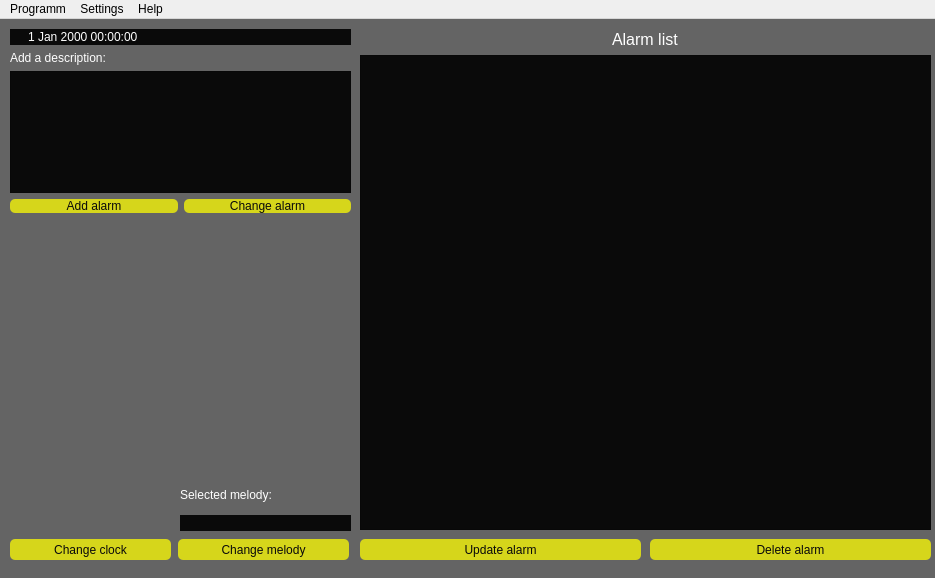
First picture: the form in components/dark_theme/main_design.ui, repository DARK-LORD-linux/Qt_Alarm_Clock_project, before the edit.
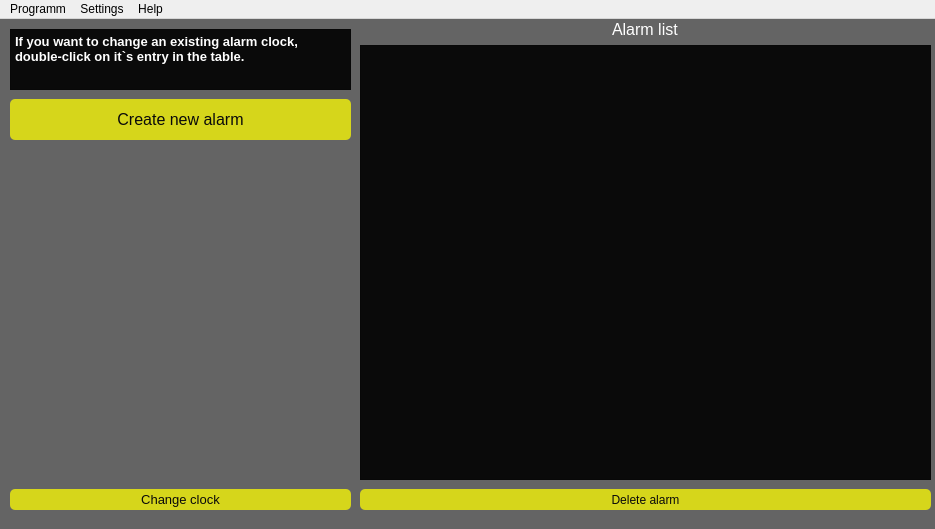
Second picture: the form after the edit.

Commit message: The interface has been redesigned, the alarm melody plays endlessly.

```diff
--- a/components/dark_theme/main_design.ui
+++ b/components/dark_theme/main_design.ui
@@ -7,7 +7,7 @@
     <x>0</x>
     <y>0</y>
     <width>935</width>
-    <height>578</height>
+    <height>529</height>
    </rect>
   </property>
   <property name="sizePolicy">
@@ -183,98 +183,79 @@
 }</string>
   </property>
   <widget class="QWidget" name="centralwidget">
-   <widget class="QWidget" name="verticalLayoutWidget">
-    <property name="geometry">
-     <rect>
-      <x>10</x>
-      <y>10</y>
-      <width>341</width>
-      <height>184</height>
-     </rect>
-    </property>
-    <layout class="QVBoxLayout" name="verticalLayout">
-     <item>
-      <widget class="QDateTimeEdit" name="alarm_time"/>
-     </item>
-     <item>
-      <widget class="QLabel" name="label">
-       <property name="enabled">
-        <bool>true</bool>
-       </property>
-       <property name="text">
-        <string>Add a description:</string>
-       </property>
-      </widget>
-     </item>
-     <item>
-      <widget class="QTextEdit" name="descriptions"/>
-     </item>
-     <item>
-      <layout class="QHBoxLayout" name="horizontalLayout_2">
-       <item>
-        <widget class="QPushButton" name="add_alarm_button">
-         <property name="text">
-          <string>Add alarm</string>
-         </property>
-        </widget>
-       </item>
-       <item>
-        <widget class="QPushButton" name="change_alarm_button">
-         <property name="text">
-          <string>Change alarm</string>
-         </property>
-        </widget>
-       </item>
-      </layout>
-     </item>
-    </layout>
-   </widget>
    <widget class="QPushButton" name="change_clock_button">
     <property name="geometry">
      <rect>
       <x>10</x>
-      <y>520</y>
-      <width>161</width>
+      <y>470</y>
+      <width>341</width>
       <height>21</height>
      </rect>
     </property>
+    <property name="font">
+     <font>
+      <pointsize>10</pointsize>
+     </font>
+    </property>
     <property name="text">
      <string>Change clock</string>
     </property>
    </widget>
-   <widget class="QWidget" name="verticalLayoutWidget_2">
+   <widget class="QPushButton" name="add_alarm_button">
     <property name="geometry">
      <rect>
-      <x>180</x>
-      <y>461</y>
-      <width>171</width>
-      <height>51</height>
+      <x>10</x>
+      <y>80</y>
+      <width>341</width>
+      <height>41</height>
      </rect>
     </property>
-    <layout class="QVBoxLayout" name="verticalLayout_2">
-     <item>
-      <widget class="QLabel" name="label_2">
-       <property name="text">
-        <string>Selected melody:</string>
-       </property>
-      </widget>
-     </item>
-     <item>
-      <widget class="QLineEdit" name="melody_name_line">
-       <property name="enabled">
-        <bool>false</bool>
-       </property>
-      </widget>
-     </item>
-    </layout>
+    <property name="font">
+     <font>
+      <pointsize>12</pointsize>
+     </font>
+    </property>
+    <property name="text">
+     <string>Create new alarm</string>
+    </property>
+   </widget>
+   <widget class="QPushButton" name="delete_alarm_button">
+    <property name="geometry">
+     <rect>
+      <x>360</x>
+      <y>470</y>
+      <width>571</width>
+      <height>21</height>
+     </rect>
+    </property>
+    <property name="text">
+     <string>Delete alarm</string>
+    </property>
+   </widget>
+   <widget class="QTextEdit" name="textEdit">
+    <property name="geometry">
+     <rect>
+      <x>10</x>
+      <y>10</y>
+      <width>341</width>
+      <height>61</height>
+     </rect>
+    </property>
+    <property name="html">
+     <string>&lt;!DOCTYPE HTML PUBLIC &quot;-//W3C//DTD HTML 4.0//EN&quot; &quot;http://www.w3.org/TR/REC-html40/strict.dtd&quot;&gt;
+&lt;html&gt;&lt;head&gt;&lt;meta name=&quot;qrichtext&quot; content=&quot;1&quot; /&gt;&lt;style type=&quot;text/css&quot;&gt;
+p, li { white-space: pre-wrap; }
+&lt;/style&gt;&lt;/head&gt;&lt;body style=&quot; font-family:'JetBrains Mono'; font-size:10pt; font-weight:400; font-style:normal;&quot;&gt;
+&lt;p style=&quot; margin-top:0px; margin-bottom:0px; margin-left:0px; margin-right:0px; -qt-block-indent:0; text-indent:0px;&quot;&gt;&lt;span style=&quot; font-weight:600;&quot;&gt;If you want to change an existing alarm clock, double-click on it`s entry in the table.&lt;/span&gt;&lt;/p&gt;&lt;/body&gt;&lt;/html&gt;</string>
+    </property>
    </widget>
    <widget class="QWidget" name="verticalLayoutWidget_3">
     <property name="geometry">
      <rect>
       <x>360</x>
-      <y>10</y>
+      <y>0</y>
       <width>571</width>
-      <height>501</height>
+      <height>461</height>
      </rect>
     </property>
     <layout class="QVBoxLayout" name="verticalLayout_3">
@@ -326,49 +307,16 @@
        <property name="enabled">
         <bool>true</bool>
        </property>
+       <property name="font">
+        <font>
+         <pointsize>10</pointsize>
+         <italic>false</italic>
+        </font>
+       </property>
       </widget>
      </item>
     </layout>
    </widget>
-   <widget class="QPushButton" name="change_melody_button">
-    <property name="geometry">
-     <rect>
-      <x>178</x>
-      <y>520</y>
-      <width>171</width>
-      <height>21</height>
-     </rect>
-    </property>
-    <property name="text">
-     <string>Change melody</string>
-    </property>
-   </widget>
-   <widget class="QPushButton" name="update_alarm_button">
-    <property name="geometry">
-     <rect>
-      <x>360</x>
-      <y>520</y>
-      <width>281</width>
-      <height>21</height>
-     </rect>
-    </property>
-    <property name="text">
-     <string>Update alarm</string>
-    </property>
-   </widget>
-   <widget class="QPushButton" name="delete_alarm_button">
-    <property name="geometry">
-     <rect>
-      <x>650</x>
-      <y>520</y>
-      <width>281</width>
-      <height>21</height>
-     </rect>
-    </property>
-    <property name="text">
-     <string>Delete alarm</string>
-    </property>
-   </widget>
   </widget>
   <widget class="QMenuBar" name="menuBar">
    <property name="geometry">
```
The commit also changes 4 other files.
